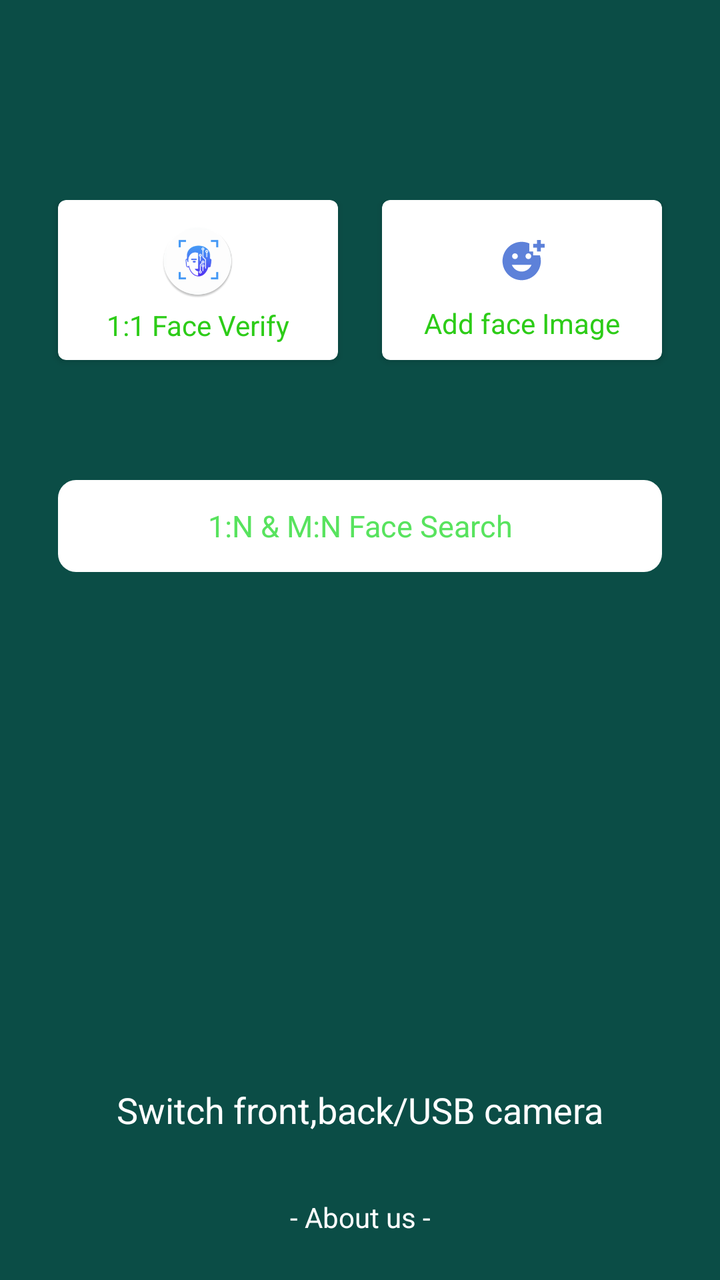
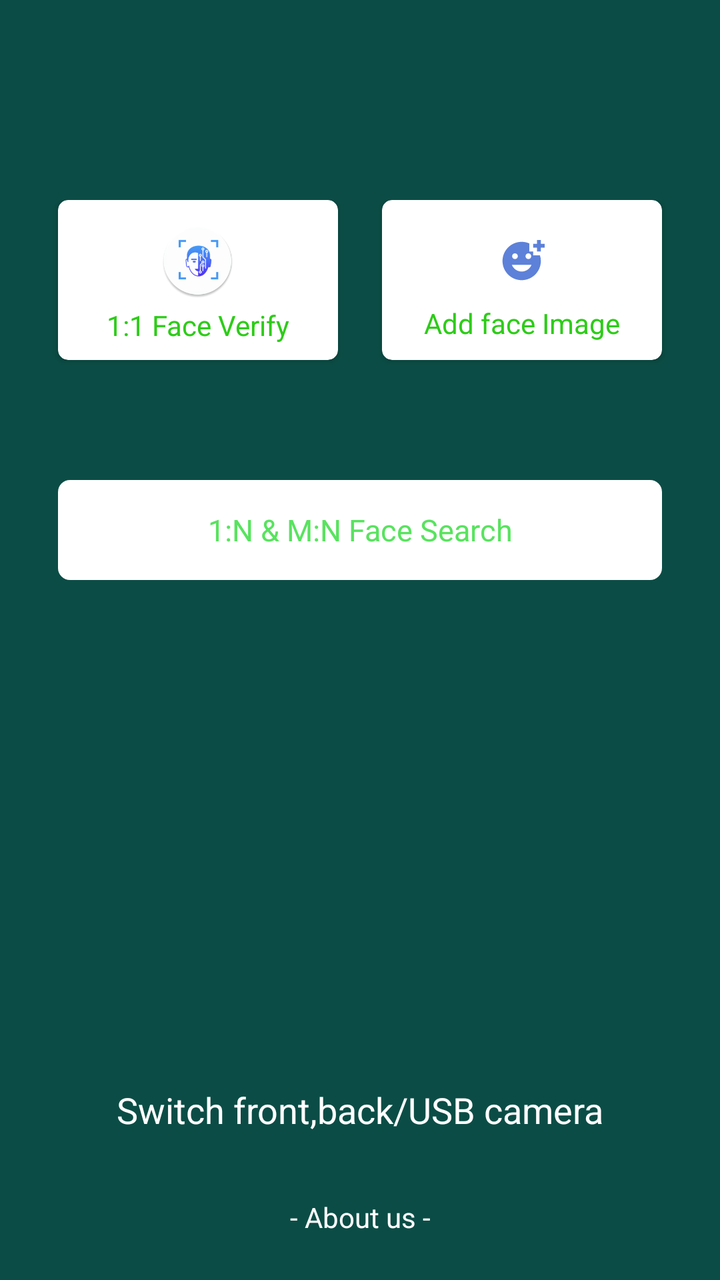

Screens rendered from an Android XML layout before and after an edit, with the pre-edit source and the edit as a unified diff.
<!-- AndroidManifest.xml: another module's application theme FaceAIAppTheme -->
<!-- res/layout/activity_face_ai_navi.xml -->
<?xml version="1.0" encoding="utf-8"?>
<androidx.constraintlayout.widget.ConstraintLayout xmlns:android="http://schemas.android.com/apk/res/android"
    xmlns:app="http://schemas.android.com/apk/res-auto"
    xmlns:tools="http://schemas.android.com/tools"
    android:layout_width="match_parent"
    android:layout_height="match_parent"
    android:background="@color/face_lib_main_color"
    android:paddingTop="100dp"
    tools:context=".FaceAINaviActivity">

    
    <androidx.cardview.widget.CardView
        android:id="@+id/face_verify_card"
        android:layout_width="0dp"
        android:layout_height="80dp"
        app:cardCornerRadius="4dp"
        android:layout_marginLeft="29dp"
        android:layout_marginRight="11dp"
        app:cardBackgroundColor="@color/white"
        app:layout_constraintEnd_toStartOf="@+id/update_base_image"
        app:layout_constraintStart_toStartOf="parent"
        app:layout_constraintTop_toTopOf="parent">

        <LinearLayout
            android:layout_width="match_parent"
            android:layout_height="wrap_content"
            android:layout_gravity="center"
            android:orientation="vertical">

            <ImageView
                android:layout_width="45dp"
                android:layout_height="45dp"
                android:padding="4dp"
                android:layout_gravity="center_horizontal"
                android:src="@drawable/logo" />

            <TextView
                android:id="@+id/face_verify"
                android:layout_width="match_parent"
                android:layout_height="wrap_content"
                android:layout_gravity="center_horizontal"
                android:gravity="center"
                android:text="@string/face_verify_1vs1"
                android:textColor="#2DCC18"
                android:textSize="14sp" />

        </LinearLayout>

    </androidx.cardview.widget.CardView>


    
    <androidx.cardview.widget.CardView
        android:id="@+id/update_base_image"
        android:layout_width="0dp"
        android:layout_height="80dp"
        app:cardCornerRadius="4dp"
        android:layout_marginRight="29dp"
        android:layout_marginLeft="11dp"
        app:cardBackgroundColor="@color/white"
        app:layout_constraintEnd_toEndOf="parent"
        app:layout_constraintStart_toEndOf="@+id/face_verify_card"
        app:layout_constraintTop_toTopOf="parent">

        <LinearLayout
            android:layout_width="match_parent"
            android:layout_height="wrap_content"
            android:layout_gravity="center"
            android:orientation="vertical">

            <ImageView
                android:layout_width="43dp"
                android:layout_height="43dp"
                android:padding="10dp"
                android:layout_gravity="center_horizontal"
                android:src="@drawable/ic_add_face" />

            <TextView
                android:id="@+id/change_base_img"
                android:layout_width="match_parent"
                android:layout_height="wrap_content"
                android:layout_gravity="center_horizontal"
                android:gravity="center"
                android:text="@string/add_face_image"
                android:textColor="#2DCC18"
                android:textSize="14sp"
                app:layout_constraintTop_toBottomOf="@+id/update_base_image" />

        </LinearLayout>

    </androidx.cardview.widget.CardView>




    <TextView
        android:id="@+id/face_search_1_n"
        android:layout_width="match_parent"
        android:layout_height="46dp"
        android:layout_marginTop="60dp"
        android:background="@drawable/bg_btn"
        android:gravity="center"
        android:layout_marginLeft="29dp"
        android:layout_marginRight="29dp"
        android:visibility="visible"
        android:text="@string/face_search_navi"
        android:textColor="@color/green"
        android:textSize="15sp"
        app:layout_constraintEnd_toEndOf="parent"
        app:layout_constraintStart_toStartOf="parent"
        app:layout_constraintTop_toBottomOf="@+id/face_verify_card" />


    <TextView
        android:id="@+id/change_camera"
        android:layout_width="match_parent"
        android:layout_height="wrap_content"
        android:layout_gravity="bottom"
        android:gravity="center"
        android:textColor="@android:color/white"
        android:textSize="18sp"
        android:padding="5dp"
        android:layout_marginTop="5dp"
        android:layout_marginBottom="16dp"
        app:layout_constraintBottom_toTopOf="@+id/more_about_me"
        android:text="@string/switch_camera" />


    <TextView
        android:id="@+id/more_about_me"
        android:layout_width="match_parent"
        android:layout_height="wrap_content"
        android:gravity="center"
        android:padding="11dp"
        android:visibility="visible"
        android:text="@string/about_us"
        android:textColor="@android:color/white"
        android:textSize="14sp"
        android:layout_marginBottom="11dp"
        app:layout_constraintBottom_toBottomOf="parent" />




</androidx.constraintlayout.widget.ConstraintLayout>
<!-- resources referenced by this layout -->
<resources>
  <color name="face_lib_main_color">#0B4D46</color>
  <color name="green">#58E35E</color>
  <color name="white">#FFFFFFFF</color>
  <!-- drawable bg_btn (drawable) -->
  <?xml version="1.0" encoding="utf-8"?>
  <shape xmlns:android="http://schemas.android.com/apk/res/android">
      <corners android:radius="9dp" />
      <solid android:color="@color/white" />
  </shape>
  <!-- drawable ic_add_face (drawable) -->
  <vector android:alpha="0.87" android:height="24dp"
      android:tint="#446DD3" android:viewportHeight="24"
      android:viewportWidth="24" android:width="24dp" xmlns:android="http://schemas.android.com/apk/res/android">
      <path android:fillColor="@android:color/white" android:pathData="M18,9V7h-2V2.84C14.77,2.3 13.42,2 11.99,2C6.47,2 2,6.48 2,12s4.47,10 9.99,10C17.52,22 22,17.52 22,12c0,-1.05 -0.17,-2.05 -0.47,-3H18zM15.5,8C16.33,8 17,8.67 17,9.5S16.33,11 15.5,11S14,10.33 14,9.5S14.67,8 15.5,8zM8.5,8C9.33,8 10,8.67 10,9.5S9.33,11 8.5,11S7,10.33 7,9.5S7.67,8 8.5,8zM12,17.5c-2.33,0 -4.31,-1.46 -5.11,-3.5h10.22C16.31,16.04 14.33,17.5 12,17.5zM22,3h2v2h-2v2h-2V5h-2V3h2V1h2V3z"/>
  </vector>
  <!-- drawable logo: webp bitmap (drawable, 10054 bytes) -->
  <string name="about_us">- About us - </string>
  <string name="add_face_image">Add face Image</string>
  <string name="face_search_navi">1:N &amp; M:N  Face Search </string>
  <string name="face_verify_1vs1">1:1 Face Verify </string>
  <string name="switch_camera">Switch front,back/USB camera </string>
  <style name="FaceAIAppTheme" parent="Theme.AppCompat.DayNight.NoActionBar">
          
          <item name="colorControlNormal">@android:color/white</item>
          <item name="colorPrimary">@color/face_lib_main_color</item>
          <item name="colorPrimaryDark">@color/face_lib_main_color</item>
          <item name="colorAccent">@color/face_lib_main_color</item>
  
          <item name="buttonBarPositiveButtonStyle">@style/positiveBtnStyle</item>
          <item name="buttonBarNegativeButtonStyle">@style/negativeBtnstyle</item>
      </style>
  <style name="positiveBtnStyle" parent="Widget.AppCompat.Button.ButtonBar.AlertDialog">
          <item name="android:textColor">@color/green</item>
      </style>
  <style name="negativeBtnstyle" parent="Widget.AppCompat.Button.ButtonBar.AlertDialog">
          <item name="android:textColor">@color/red</item>
      </style>
  <color name="red">#E91E63</color>
</resources>

<!-- the commit's change to res/layout/activity_face_ai_navi.xml (unified diff, before → after) -->
@@ -13,7 +13,7 @@
         android:id="@+id/face_verify_card"
         android:layout_width="0dp"
         android:layout_height="80dp"
-        app:cardCornerRadius="4dp"
+        app:cardCornerRadius="5dp"
         android:layout_marginLeft="29dp"
         android:layout_marginRight="11dp"
         app:cardBackgroundColor="@color/white"
@@ -54,7 +54,7 @@
         android:id="@+id/update_base_image"
         android:layout_width="0dp"
         android:layout_height="80dp"
-        app:cardCornerRadius="4dp"
+        app:cardCornerRadius="5dp"
         android:layout_marginRight="29dp"
         android:layout_marginLeft="11dp"
         app:cardBackgroundColor="@color/white"
@@ -91,12 +91,10 @@
     </androidx.cardview.widget.CardView>
 
 
-
-
     <TextView
         android:id="@+id/face_search_1_n"
         android:layout_width="match_parent"
-        android:layout_height="46dp"
+        android:layout_height="50dp"
         android:layout_marginTop="60dp"
         android:background="@drawable/bg_btn"
         android:gravity="center"
<!-- resource entries referenced after the edit -->
@@ -6,7 +6,7 @@
   <!-- drawable bg_btn (drawable) -->
   <?xml version="1.0" encoding="utf-8"?>
   <shape xmlns:android="http://schemas.android.com/apk/res/android">
-      <corners android:radius="9dp" />
+      <corners android:radius="6dp" />
       <solid android:color="@color/white" />
   </shape>
   <!-- drawable ic_add_face (drawable) -->
